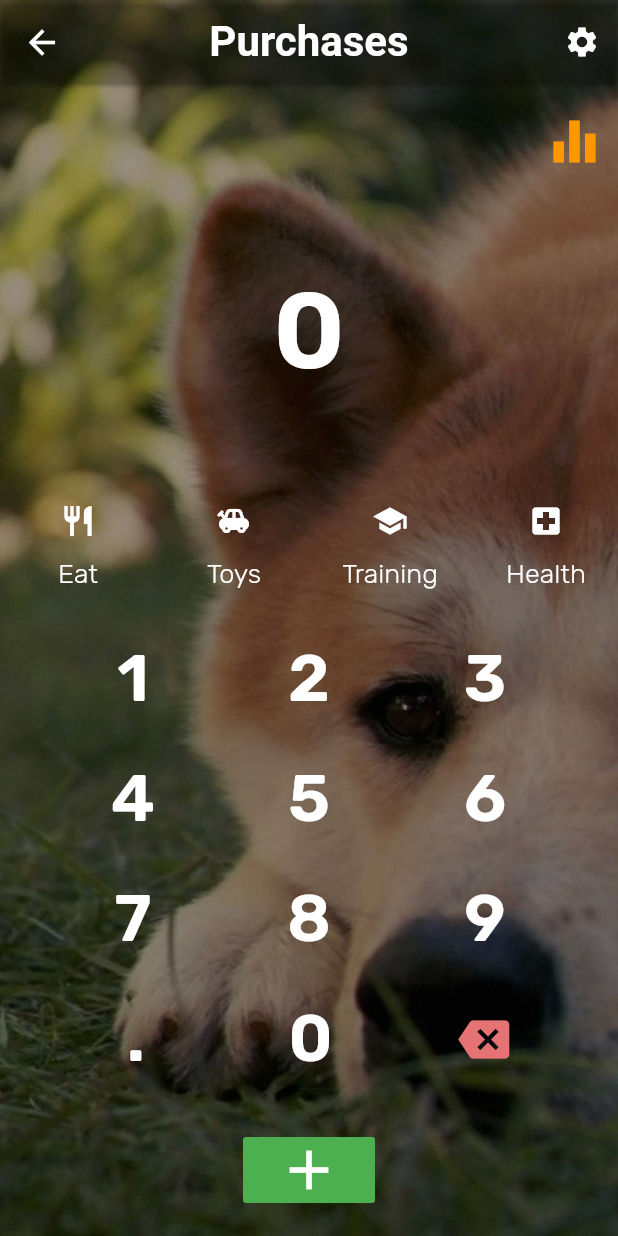
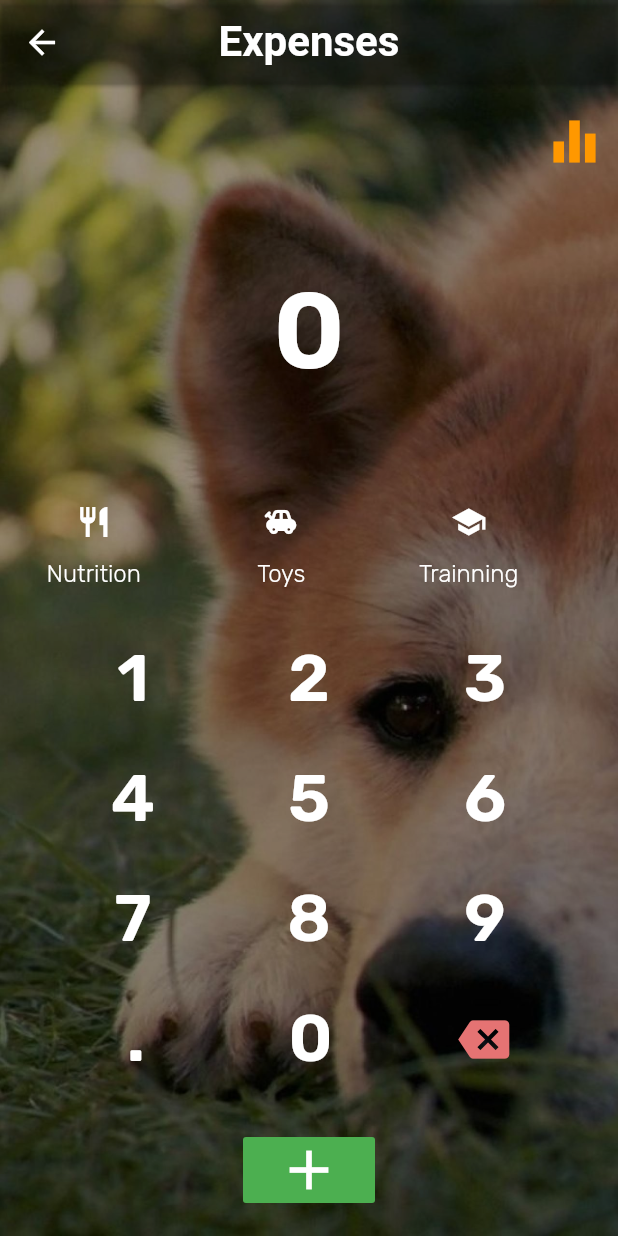
Before and after one commit to alreadybe/dog_assist, a Flutter app: the BuyList screen opened by its route, on a phone screen of 412 x 824 dp. Run offline on Flutter 3.47's test engine with Material 2 defaults, Android fonts, the phone set to English and light mode, and no system bars; our stand-ins replace google_fonts.

Commit message:
add l10n

```diff
--- a/lib/components/HeaderBar.dart
+++ b/lib/components/HeaderBar.dart
@@ -4,15 +4,16 @@ import 'package:google_fonts/google_fonts.dart';
 class HeaderBar extends StatelessWidget {
   final String routeTitle;
   final bool needBack;
+  final bool settings;
 
-  HeaderBar(this.routeTitle, this.needBack);
+  HeaderBar(this.routeTitle, this.needBack, this.settings);
 
   @override
   Widget build(BuildContext context) {
     return AppBar(
       leading: Leading(needBack),
       actions: <Widget>[
-        if (routeTitle != 'Setting')
+        if (settings)
           Container(
               child: IconButton(
             icon: Icon(Icons.settings),
--- /dev/null
+++ b/lib/l10n/intl_en.arb
@@ -0,0 +1,12 @@
+{
+    "title": "Lucky Dog",
+    "purchases": "Expenses",
+    "statistics": "Statistic",
+    "settings": "Setting",
+    "eat": "Nutrition",
+    "toys": "Toys",
+    "train": "Trainning",
+    "health": "Health",
+    "hygiene": "Hygiene",
+    "other": "Other"
+}
--- a/lib/screens/buylist.dart
+++ b/lib/screens/buylist.dart
@@ -2,6 +2,7 @@ import 'package:flutter/material.dart';
 import 'package:google_fonts/google_fonts.dart';
 
 import '../utils/localstore.dart';
+import '../generated/l10n.dart';
 
 import '../components/HeaderBar.dart';
 
@@ -41,7 +42,8 @@ class _BuyListState extends State<BuyList> {
             }));
   }
 
-  Container selectCategory() {
+  Container selectCategory(cxt) {
+    BuildContext context = cxt;
     return Container(
       margin: EdgeInsets.only(bottom: 5),
       child: SizedBox(
@@ -50,22 +52,22 @@ class _BuyListState extends State<BuyList> {
           physics: BouncingScrollPhysics(),
           scrollDirection: Axis.horizontal,
           children: <Widget>[
-            categoryButton('Eat', Icons.restaurant),
-            categoryButton('Toys', Icons.toys),
-            categoryButton('Training', Icons.school),
-            categoryButton('Health', Icons.local_hospital),
-            categoryButton('Hygiene', Icons.pool),
-            categoryButton('Other', Icons.blur_on),
+            categoryButton(S.of(context).eat, 'eat', Icons.restaurant),
+            categoryButton(S.of(context).toys, 'toys', Icons.toys),
+            categoryButton(S.of(context).train, 'train', Icons.school),
+            categoryButton(
+                S.of(context).health, 'health', Icons.local_hospital),
+            categoryButton(S.of(context).hygiene, 'hygiene', Icons.pool),
+            categoryButton(S.of(context).other, 'other', Icons.blur_on),
           ],
         ),
       ),
     );
   }
 
-  Container categoryButton(name, icon) {
+  Container categoryButton(name, cat, icon) {
     return Container(
-      width: 100,
-      margin: EdgeInsets.symmetric(horizontal: 2),
+      width: 125,
       child: RaisedButton(
         color: Colors.transparent,
         elevation: 0,
@@ -74,7 +76,7 @@ class _BuyListState extends State<BuyList> {
           children: <Widget>[
             Icon(
               icon,
-              color: name == category ? Colors.greenAccent : Colors.white,
+              color: cat == category ? Colors.greenAccent : Colors.white,
             ),
             Text(
               name,
@@ -82,14 +84,14 @@ class _BuyListState extends State<BuyList> {
                   textStyle: TextStyle(
                       color:
                           name == category ? Colors.greenAccent : Colors.white,
-                      fontSize: 18,
+                      fontSize: 16,
                       fontWeight: FontWeight.w200)),
             ),
           ],
         ),
-        onPressed: () {
+        onPressed: () async {
           setState(() {
-            category = name;
+            category = cat;
           });
         },
       ),
@@ -206,7 +208,7 @@ class _BuyListState extends State<BuyList> {
         child: Scaffold(
           backgroundColor: Colors.black38,
           appBar: PreferredSize(
-              child: HeaderBar('Purchases', true),
+              child: HeaderBar(S.of(context).purchases, true, false),
               preferredSize: Size(double.infinity, kToolbarHeight)),
           body: Container(
               child: Column(
@@ -214,7 +216,7 @@ class _BuyListState extends State<BuyList> {
                   children: <Widget>[
                 goToStatistics(),
                 sumField(inputField),
-                selectCategory(),
+                selectCategory(context),
                 Container(
                     alignment: Alignment.bottomCenter,
                     height: 320,
--- a/lib/screens/settings.dart
+++ b/lib/screens/settings.dart
@@ -1,4 +1,6 @@
 import 'package:flutter/material.dart';
+
+import '../generated/l10n.dart';
 
 import '../components/HeaderBar.dart';
 
@@ -19,7 +21,7 @@ class _SettingsState extends State<Settings> {
         child: Scaffold(
             backgroundColor: Colors.black38,
             appBar: PreferredSize(
-                child: HeaderBar('Setting', true),
+                child: HeaderBar(S.of(context).settings, true, false),
                 preferredSize: Size(double.infinity, kToolbarHeight)),
             body: Container(
               child: Text('Setting'),
```
Also changed, not shown: lib/components/Statistics/TotalByMonth.dart (+22 -11 lines), lib/l10n/intl_ru.arb (added, +12 -0 lines), lib/main.dart (+22 -5 lines), lib/screens/statistics.dart (+8 -7 lines), pubspec.yaml (+3 -6 lines), lib/generated/intl/messages_all.dart (added), lib/generated/intl/messages_en.dart (added), lib/generated/intl/messages_ru.dart (added), lib/generated/l10n.dart (added).
